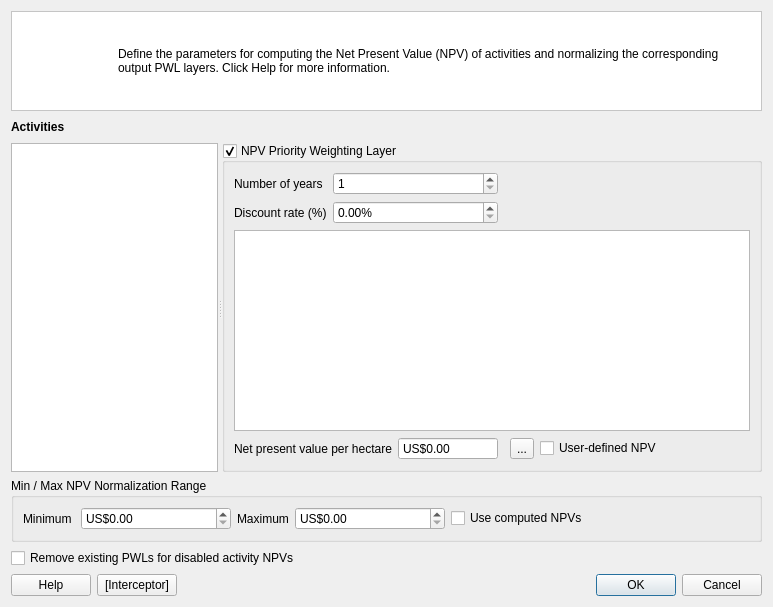
Qt form src/cplus_plugin/ui/financial_pwl_dialog.ui (ConservationInternational/cplus-plugin) before a commit.
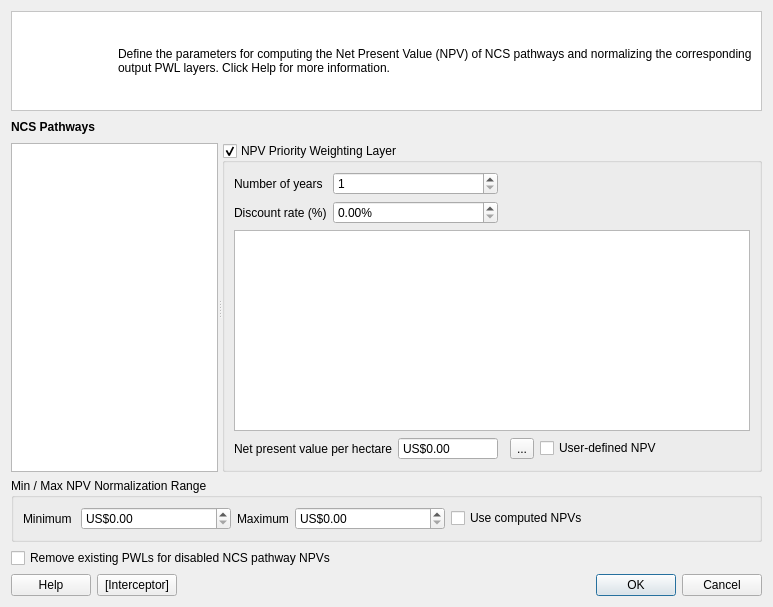
The same form after that commit. Custom widgets are drawn as their Qt base class.

Commit message: Refactor NPV finance dialog.

Diff of the .ui file:
```diff
--- a/src/cplus_plugin/ui/financial_pwl_dialog.ui
+++ b/src/cplus_plugin/ui/financial_pwl_dialog.ui
@@ -231,7 +231,7 @@
       <item>
        <widget class="QLabel" name="label_123">
         <property name="text">
-         <string>&lt;html&gt;&lt;head/&gt;&lt;body&gt;&lt;p&gt;Define the parameters for computing the Net Present Value (NPV) of activities and normalizing the corresponding output PWL layers. Click Help for more information.&lt;/p&gt;&lt;/body&gt;&lt;/html&gt;</string>
+         <string>&lt;html&gt;&lt;head/&gt;&lt;body&gt;&lt;p&gt;Define the parameters for computing the Net Present Value (NPV) of NCS pathways and normalizing the corresponding output PWL layers. Click Help for more information.&lt;/p&gt;&lt;/body&gt;&lt;/html&gt;</string>
         </property>
         <property name="wordWrap">
          <bool>true</bool>
@@ -253,7 +253,7 @@
       </size>
      </property>
      <property name="text">
-      <string>&lt;html&gt;&lt;head/&gt;&lt;body&gt;&lt;p&gt;&lt;span style=&quot; font-weight:600;&quot;&gt;Activities&lt;/span&gt;&lt;/p&gt;&lt;/body&gt;&lt;/html&gt;</string>
+      <string>&lt;html&gt;&lt;head/&gt;&lt;body&gt;&lt;p&gt;&lt;span style=&quot; font-weight:600;&quot;&gt;NCS Pathways&lt;/span&gt;&lt;/p&gt;&lt;/body&gt;&lt;/html&gt;</string>
      </property>
      <property name="textFormat">
       <enum>Qt::RichText</enum>
@@ -263,7 +263,7 @@
    <item row="5" column="0" colspan="3">
     <widget class="QCheckBox" name="cb_remove_disabled">
      <property name="text">
-      <string>Remove existing PWLs for disabled activity NPVs</string>
+      <string>Remove existing PWLs for disabled NCS pathway NPVs</string>
      </property>
     </widget>
    </item>
```
Left out of the diff: 2 changed lines with no effect on the pictures. The commit also changes 1 other file.
